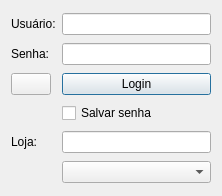
Old version of the form ui/logindialog.ui in the repository darktorres/ERP-STACCATO.
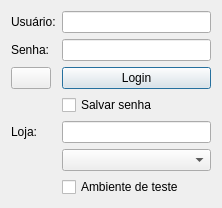
New version of the form. Icons and pictures are not drawn.

Commit message:
Add staging environment option to login dialog
- Add checkbox in login config section to switch to staging database (staccato_staging)
- Display red banner and [TESTE] prefix in window title when using staging
- Migrate old loja names: "Teste" → "Desenvolvimento", "Acesso Externo - Locaweb" → "Locaweb"

🤖 Generated with [Claude Code](https://claude.com/claude-code)

The edit to the form file:
```diff
--- a/ui/logindialog.ui
+++ b/ui/logindialog.ui
@@ -101,6 +101,13 @@
      </property>
     </widget>
    </item>
+   <item row="6" column="5">
+    <widget class="QCheckBox" name="checkBoxStaging">
+     <property name="text">
+      <string>Ambiente de teste</string>
+     </property>
+    </widget>
+   </item>
   </layout>
  </widget>
  <tabstops>
```
The commit also changes 4 other files.
